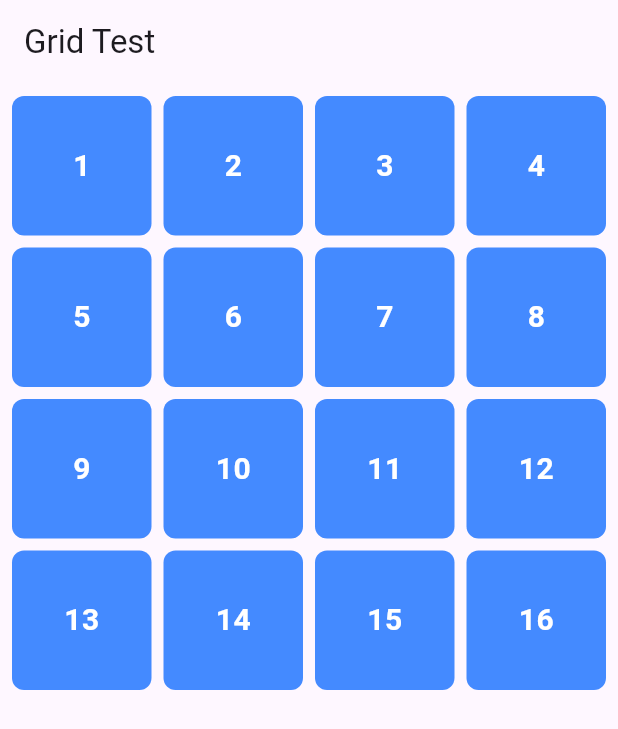
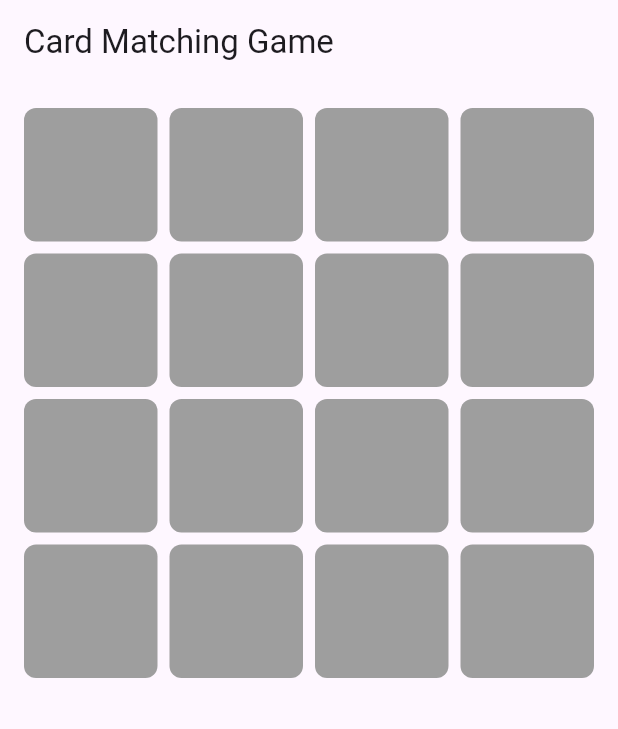
Before and after one commit to gsu-jla/hw-3, a Flutter app: the screen it shows after launch, on a phone screen of 412 x 824 dp. Shown: the top 729 px of the screen. Run offline on Flutter 3.47's test engine with Material 3 defaults, Android fonts, the phone set to English and light mode, and no system bars.

Commit message:
matching w/ visuals done

```diff
--- a/lib/main.dart
+++ b/lib/main.dart
@@ -1,4 +1,6 @@
 import 'package:flutter/material.dart';
+import 'package:provider/provider.dart';
+import 'dart:math';
 
 void main() {
   runApp(const MyApp());
@@ -9,14 +11,22 @@ class MyApp extends StatelessWidget {
 
   @override
   Widget build(BuildContext context) {
-    return MaterialApp(
-      debugShowCheckedModeBanner: false,
-      home: Scaffold(
-        appBar: AppBar(title: const Text('Grid Test')),
-        body: const GridApp(),
+    return ChangeNotifierProvider(
+      create: (context) => CardProvider(), // Provider to change states
+      child: MaterialApp(
+        title: 'Card Matching Game',
+        home: GridApp(),
       ),
     );
   }
+}
+
+// Card Object to store states/values
+class CardValues {
+  final int value;
+  bool faceUp = false;
+  bool matched = false;
+  CardValues(this.value);
 }
 
 class GridApp extends StatelessWidget {
@@ -24,33 +34,90 @@ class GridApp extends StatelessWidget {
 
   @override
   Widget build(BuildContext context) {
-    return Padding(
-      padding: const EdgeInsets.all(8.0),
-      child: GridView.builder(
+    final cardProvider = Provider.of<CardProvider>(context);
+
+    return Scaffold(
+      appBar: AppBar(title: const Text('Card Matching Game')),
+      body: GridView.builder(
+        padding: const EdgeInsets.all(16.0),
         gridDelegate: const SliverGridDelegateWithFixedCrossAxisCount(
           crossAxisCount: 4, // 4 columns
           crossAxisSpacing: 8.0,
           mainAxisSpacing: 8.0,
         ),
-        itemCount: 16, // 4x4 = 16 items
+        itemCount: cardProvider.cards.length,
         itemBuilder: (context, index) {
-          return Container(
-            decoration: BoxDecoration(
-              color: Colors.blueAccent,
-              borderRadius: BorderRadius.circular(8),
-            ),
-            alignment: Alignment.center,
-            child: Text(
-              '${index + 1}',
-              style: const TextStyle(
-                fontSize: 20,
-                color: Colors.white,
-                fontWeight: FontWeight.bold,
-              ),
-            ),
-          );
+          return DispCards(card: cardProvider.cards[index]); // Display each card
         },
       ),
     );
   }
 }
+
+// Displays cards
+class DispCards extends StatelessWidget {
+  final CardValues card;
+
+  const DispCards({required this.card});
+
+  @override
+  Widget build(BuildContext context) {
+    return GestureDetector(
+      onTap: () => Provider.of<CardProvider>(context, listen: false).flipCard(card),
+      child: AnimatedContainer(
+        duration: const Duration(milliseconds: 300),
+        decoration: BoxDecoration(
+          color: card.faceUp ? const Color.fromARGB(178, 89, 16, 184) : Colors.grey, // Change color when flipped
+          borderRadius: BorderRadius.circular(8.0),
+        ),
+        child: Center(
+          child: card.faceUp ? Text(
+            '${card.value}',
+            style: const TextStyle(fontSize: 24, fontWeight: FontWeight.bold, color: Colors.white),
+          ) : Container(),
+        ),
+      ),
+    );
+  }
+}
+
+class CardProvider extends ChangeNotifier {
+  List<CardValues> cards = [];
+  CardValues? firstSelected;
+
+  CardProvider() {
+    _startGame();
+  }
+
+  // creates cards
+  void _startGame() {
+    List<int> values = List.generate(8, (index) => index);
+    values.addAll(List.from(values));
+    values.shuffle(Random());
+    cards = values.map((value) => CardValues(value)).toList();
+    notifyListeners();
+  }
+
+  void flipCard(CardValues card) {
+    if (card.matched || card.faceUp) return; // Ignore already matched or flipped cards
+
+    card.faceUp = true;
+    notifyListeners();
+
+    if (firstSelected == null) {
+      firstSelected = card; // Store first card
+    } else {
+      Future.delayed(const Duration(seconds: 1), () {
+        if (firstSelected!.value == card.value) {
+          card.matched = true;
+          firstSelected!.matched = true;
+        } else {
+          card.faceUp = false;
+          firstSelected!.faceUp = false;
+        }
+        firstSelected = null; // Reset selected
+        notifyListeners();
+      });
+    }
+  }
+}
```
